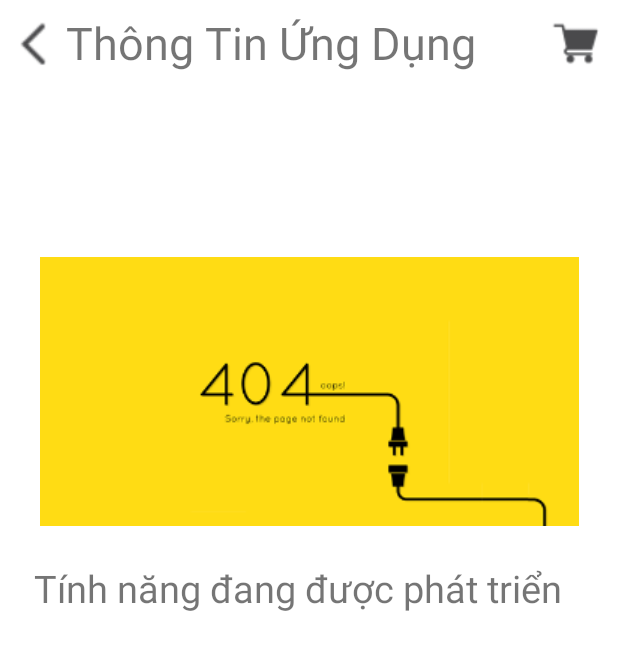
After one commit to ledaian22/Di_Cho, an Android app: the layout error_404.xml on its own in the app's theme, with its tools: preview values and no code run, on a phone screen of 412 x 824 dp. The commit adds this screen. Shown: the top 650 px of the screen. Run offline under Robolectric (Android 15) with nearby library versions, the phone set to English and light mode, and no system bars.

Commit message:
minh comit code man 13 27 29

```diff
--- a/app/src/main/res/drawable/button_bg.xml
+++ b/app/src/main/res/drawable/text_input_bg.xml
@@ -1,6 +1,8 @@
 <?xml version="1.0" encoding="utf-8"?>
 <shape xmlns:android="http://schemas.android.com/apk/res/android">
+
     <corners android:radius="20dp"/>
 
-    <solid android:color="#ff0000"/>
+    <solid android:color="#F2F2F2"/>
+
 </shape>
--- /dev/null
+++ b/app/src/main/res/layout/error_404.xml
@@ -0,0 +1,64 @@
+<?xml version="1.0" encoding="utf-8"?>
+<androidx.constraintlayout.widget.ConstraintLayout xmlns:android="http://schemas.android.com/apk/res/android"
+    android:layout_width="match_parent"
+    android:layout_height="match_parent"
+    xmlns:app="http://schemas.android.com/apk/res-auto">
+
+    <ImageView
+        android:id="@+id/back"
+        android:layout_width="44dp"
+        android:layout_height="44dp"
+        android:layout_marginTop="5dp"
+        app:layout_constraintEnd_toEndOf="parent"
+        app:layout_constraintHorizontal_bias="0.0"
+        app:layout_constraintStart_toStartOf="parent"
+        app:layout_constraintTop_toTopOf="parent"
+        android:src="@drawable/icon_back"/>
+
+    <TextView
+        android:id="@+id/txt_thong_tin"
+        android:layout_width="280dp"
+        android:layout_height="43dp"
+        android:layout_marginTop="8dp"
+        android:text="Thông Tin Ứng Dụng"
+        android:textSize="30dp"
+        app:layout_constraintEnd_toEndOf="parent"
+        app:layout_constraintHorizontal_bias="0.0"
+        app:layout_constraintStart_toEndOf="@+id/back"
+        app:layout_constraintTop_toTopOf="parent"/>
+
+    <ImageView
+        android:id="@+id/buy"
+        android:layout_width="50dp"
+        android:layout_height="56dp"
+        app:layout_constraintEnd_toEndOf="parent"
+        app:layout_constraintHorizontal_bias="1.0"
+        app:layout_constraintStart_toEndOf="@+id/txt_thong_tin"
+        app:layout_constraintTop_toTopOf="parent"
+        android:src="@drawable/icon_buy"/>
+
+    <ImageView
+        android:id="@+id/error"
+        android:layout_width="wrap_content"
+        android:layout_height="wrap_content"
+        android:layout_marginTop="120dp"
+        app:layout_constraintEnd_toEndOf="parent"
+        app:layout_constraintStart_toStartOf="parent"
+        app:layout_constraintTop_toBottomOf="@+id/txt_thong_tin"
+        android:src="@drawable/icon_error"/>
+
+    <TextView
+        android:id="@+id/noi_dung"
+        android:layout_width="366dp"
+        android:layout_height="41dp"
+        android:layout_marginStart="26dp"
+        android:layout_marginTop="24dp"
+        android:layout_marginEnd="25dp"
+        android:text="Tính năng đang được phát triển"
+        android:textSize="25dp"
+        app:layout_constraintEnd_toEndOf="parent"
+        app:layout_constraintStart_toStartOf="parent"
+        app:layout_constraintHorizontal_bias="0.666"
+        app:layout_constraintTop_toBottomOf="@+id/error"/>
+
+</androidx.constraintlayout.widget.ConstraintLayout>
```
Also changed, not shown: app/src/main/res/layout/fragment_nguoidung.xml (+142 -6 lines), app/src/main/res/layout/information_app.xml (added, +49 -0 lines), app/src/main/res/drawable-v24/avatar.png (added), app/src/main/res/drawable-v24/icon_back.png (added), app/src/main/res/drawable-v24/icon_buy.png (added), app/src/main/res/drawable-v24/icon_error.png (added), app/src/main/res/drawable-v24/thong_tin.png (added).
